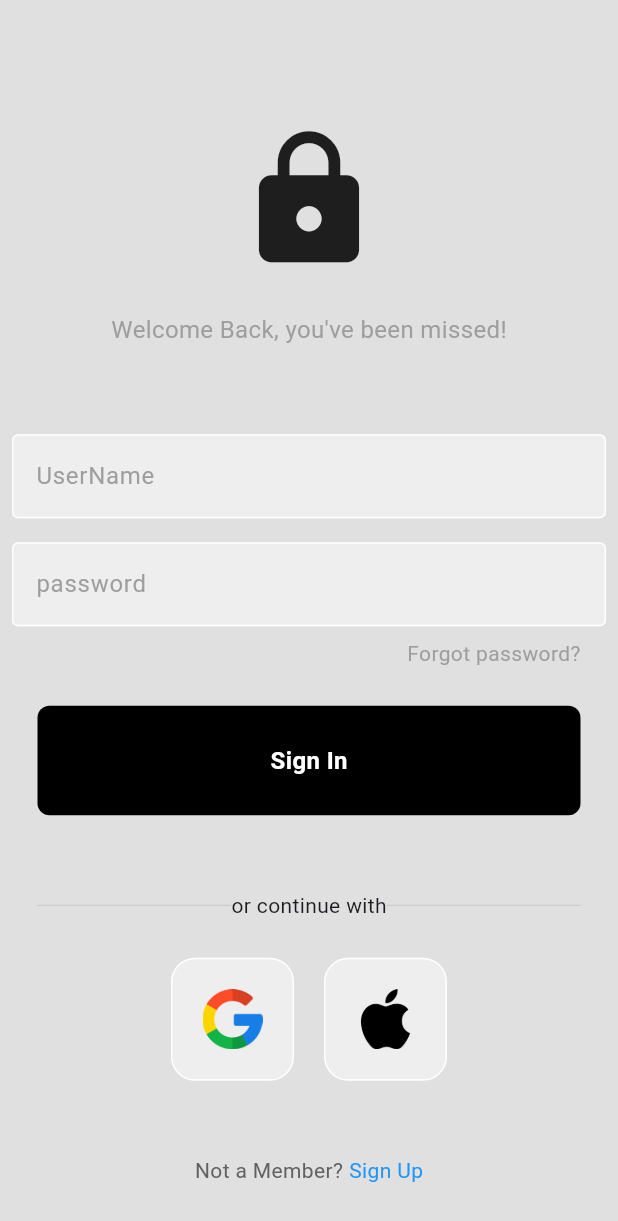
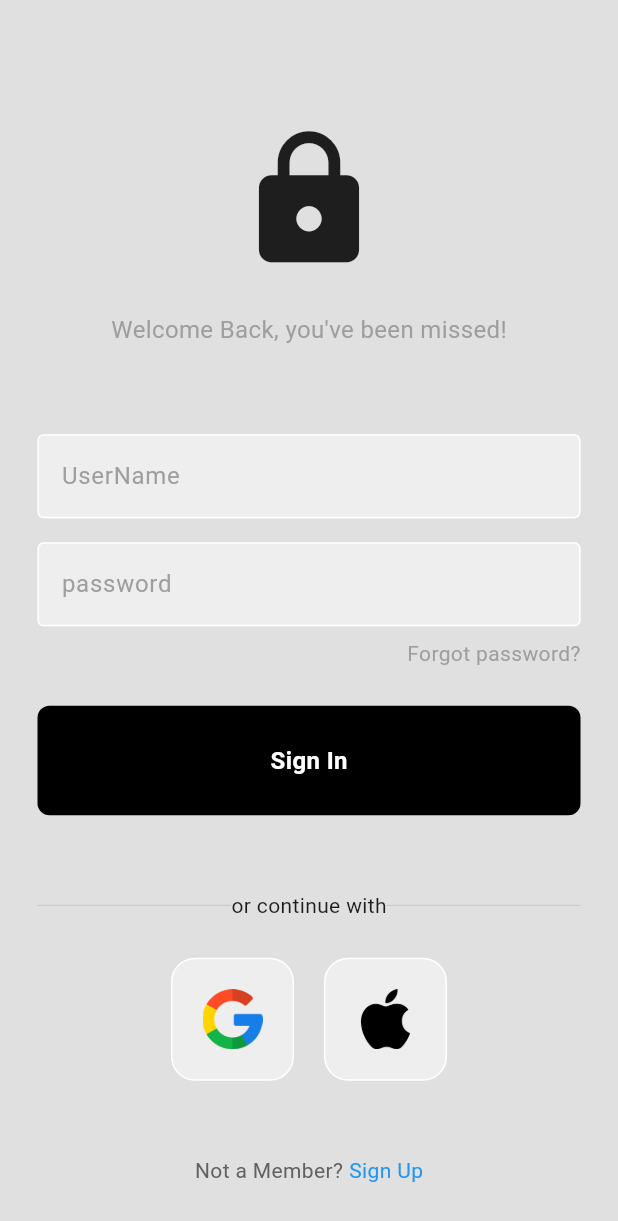
Before and after one commit to ReaganBlade/flutter-login, a Flutter app: the screen it shows after launch, on a phone screen of 412 x 824 dp. Shown: the top 1221 px of the screen. Run offline on Flutter 3.47's test engine with Material 2 defaults, Android fonts, the phone set to English and light mode, and no system bars.

Commit message:
UI Changes

```diff
--- a/lib/components/square_tile.dart
+++ b/lib/components/square_tile.dart
@@ -1,16 +1,19 @@
 import 'package:flutter/material.dart';
 
 class SquareTile extends StatelessWidget {
+  Function()? onTap;
+  final String imagePath;
 
-  final String imagePath;
-  const SquareTile({
+  SquareTile({
     super.key,
-    required this.imagePath
+    required this.imagePath,
+    required this.onTap
   });
 
   @override
   Widget build(BuildContext context) {
-    return Container(
+    return GestureDetector(
+      child: Container(
         padding: EdgeInsets.all(20),
         decoration: BoxDecoration(
           border: Border.all(color: Colors.white),
@@ -21,6 +24,7 @@ class SquareTile extends StatelessWidget {
           imagePath,
           height: 40 ,
         ),
+      ),
     );
   }
 }
--- a/lib/components/textfield.dart
+++ b/lib/components/textfield.dart
@@ -15,7 +15,7 @@ class MyTextField extends StatelessWidget {
   @override
   Widget build(BuildContext context) {
     return Padding(
-      padding: const EdgeInsets.all(8.0),
+      padding: const EdgeInsets.symmetric(horizontal: 25, vertical: 8),
       child: TextField(
         controller: controller,
         obscureText: obscureText,
--- a/lib/pages/login_page.dart
+++ b/lib/pages/login_page.dart
@@ -78,7 +78,9 @@ class LoginPage extends StatelessWidget {
 
               //sign in button
               MyButton(
-                  onTap: (){},
+                  onTap: (){
+                    print("Sign In Button");
+                  },
               ),
 
               const SizedBox(height: 50),
@@ -109,14 +111,24 @@ class LoginPage extends StatelessWidget {
 
               const SizedBox(height: 25,),
 
-              const Row(
+              Row(
                 mainAxisAlignment: MainAxisAlignment.center,
                 children: [
-                  SquareTile(imagePath: "lib/images/google.png"),
+                  SquareTile(
+                    imagePath: "lib/images/google.png",
+                    onTap: (){
+                      print("Google Button");
+                    },
+                  ),
 
                   SizedBox(width: 20,),
 
-                  SquareTile(imagePath: "lib/images/apple.png")
+                  SquareTile(
+                    imagePath: "lib/images/apple.png",
+                    onTap: (){
+                      print("Apple Button");
+                    },
+                  )
                 ],
               ),
 
```
Lines whose indentation alone changed are shown as unchanged.
